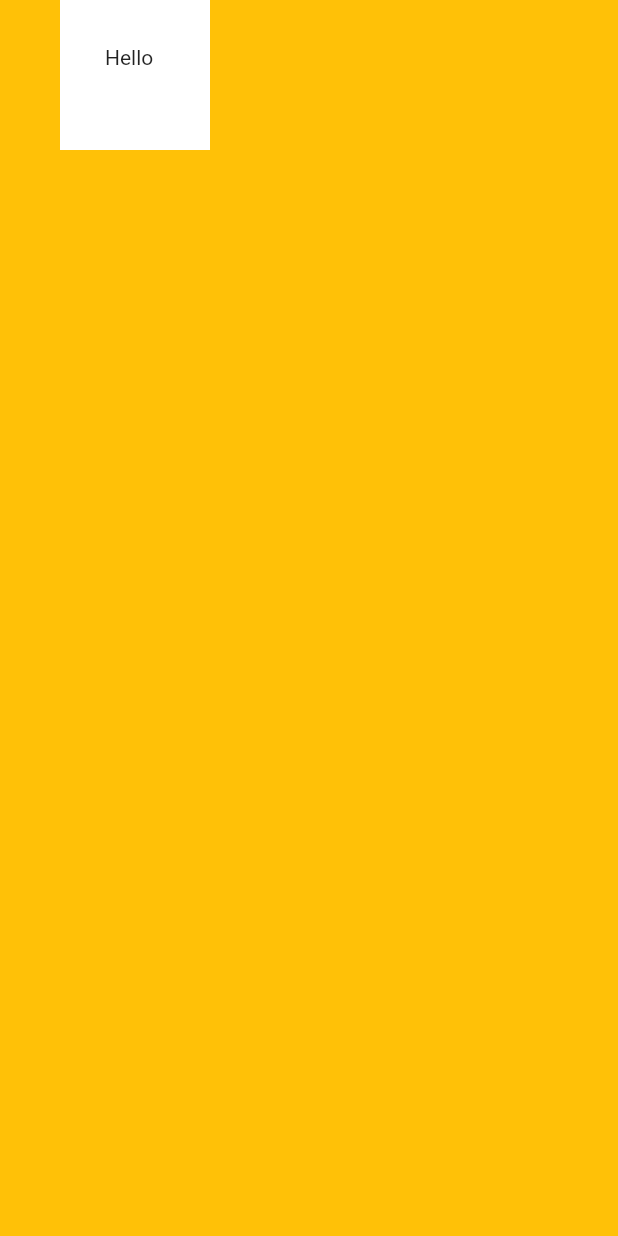
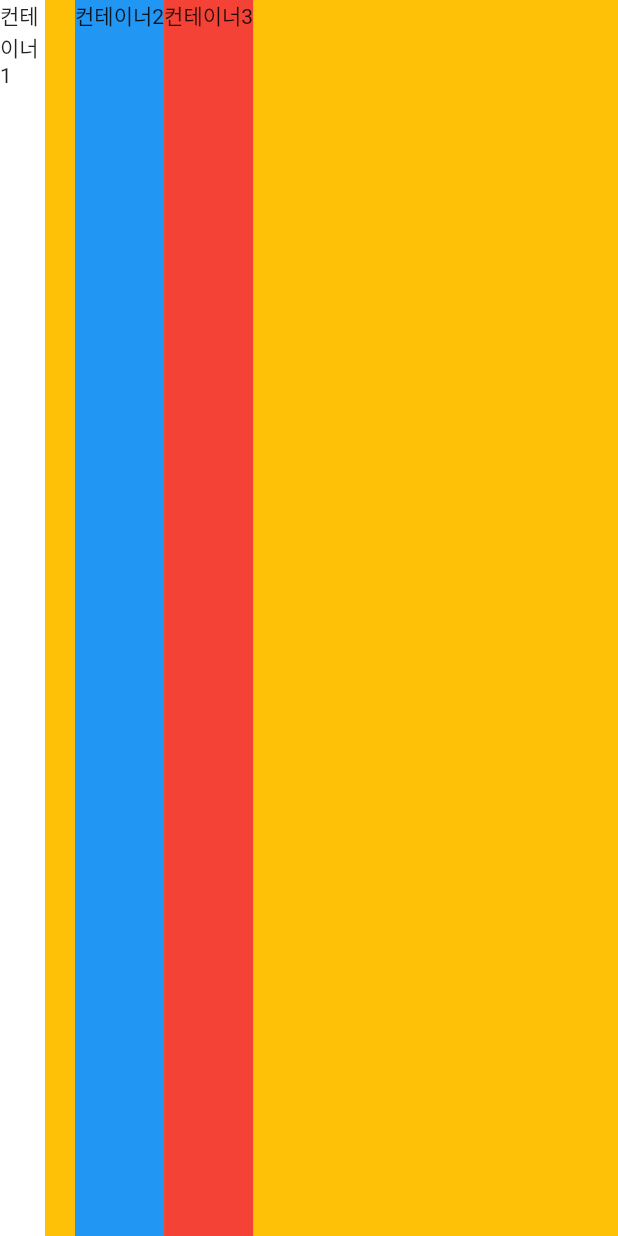
Before and after one commit to hanna2100/flutter_app, a Flutter app: the screen it shows after launch, on a phone screen of 412 x 824 dp. Run offline on Flutter 3.47's test engine with Material 2 defaults, Android fonts, the light colour scheme and no system bars.

Commit message:
위젯의 행과 열

```diff
--- a/lib/main.dart
+++ b/lib/main.dart
@@ -13,13 +13,29 @@ class MyApp extends StatelessWidget {
       home: Scaffold(
         backgroundColor: Colors.amber,
         body: SafeArea(
-          child: Container(
-            width: 100.0,
-            height: 100.0,
-            margin: EdgeInsets.only(left: 40.0),
-            padding: EdgeInsets.all(30.0),
-            color: Colors.white,
-            child: Text('Hello'),
+          child: Row(
+            crossAxisAlignment: CrossAxisAlignment.stretch,
+            children: <Widget>[
+              Container(
+                width: 30.0,
+                height: 100.0,
+                color: Colors.white,
+                child: Text('컨테이너1'),
+              ),
+              SizedBox(
+                width: 20.0,
+              ),
+              Container(
+                height: 100.0,
+                color: Colors.blue,
+                child: Text('컨테이너2')
+              ),
+              Container(
+                  height: 100.0,
+                  color: Colors.red,
+                  child: Text('컨테이너3')
+              ),
+            ],
           ),
         ),
       ),
```
